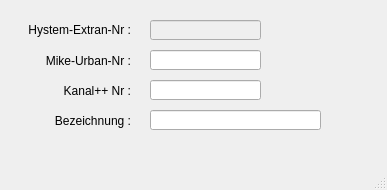
This is templates/profile.ui in hoettges/QKan as Qt 5 draws it before an edit. The edited form follows.
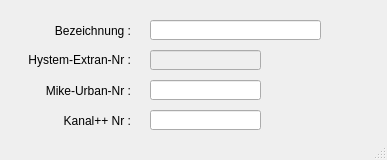
This is the edited form.

Patch:
```diff
--- a/templates/profile.ui
+++ b/templates/profile.ui
@@ -7,7 +7,7 @@
     <x>0</x>
     <y>0</y>
     <width>387</width>
-    <height>190</height>
+    <height>160</height>
    </rect>
   </property>
   <property name="windowTitle">
@@ -21,7 +21,7 @@
     <property name="geometry">
      <rect>
       <x>10</x>
-      <y>20</y>
+      <y>50</y>
       <width>121</width>
       <height>21</height>
      </rect>
@@ -37,7 +37,7 @@
     <property name="geometry">
      <rect>
       <x>10</x>
-      <y>50</y>
+      <y>80</y>
       <width>121</width>
       <height>21</height>
      </rect>
@@ -53,7 +53,7 @@
     <property name="geometry">
      <rect>
       <x>10</x>
-      <y>80</y>
+      <y>110</y>
       <width>121</width>
       <height>21</height>
      </rect>
@@ -69,7 +69,7 @@
     <property name="geometry">
      <rect>
       <x>10</x>
-      <y>110</y>
+      <y>20</y>
       <width>121</width>
       <height>21</height>
      </rect>
@@ -88,7 +88,7 @@
     <property name="geometry">
      <rect>
       <x>150</x>
-      <y>20</y>
+      <y>50</y>
       <width>111</width>
       <height>20</height>
      </rect>
@@ -113,7 +113,7 @@
     <property name="geometry">
      <rect>
       <x>150</x>
-      <y>50</y>
+      <y>80</y>
       <width>111</width>
       <height>20</height>
      </rect>
@@ -135,7 +135,7 @@
     <property name="geometry">
      <rect>
       <x>150</x>
-      <y>80</y>
+      <y>110</y>
       <width>111</width>
       <height>20</height>
      </rect>
@@ -148,7 +148,7 @@
     <property name="geometry">
      <rect>
       <x>150</x>
-      <y>110</y>
+      <y>20</y>
       <width>171</width>
       <height>20</height>
      </rect>
```
Left out of the diff: 6 changed lines with no effect on the pictures.
